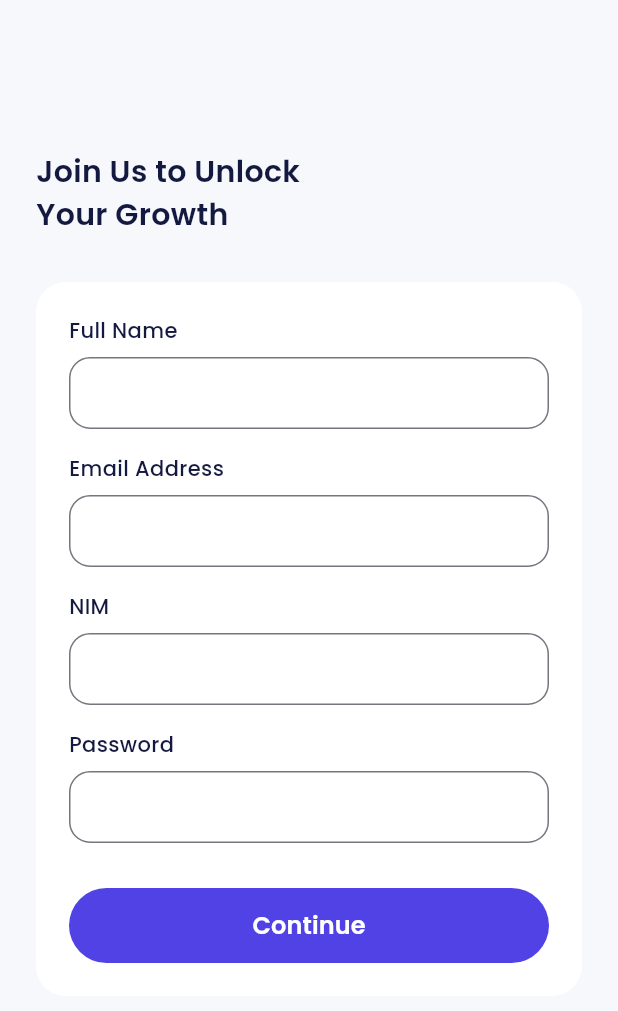
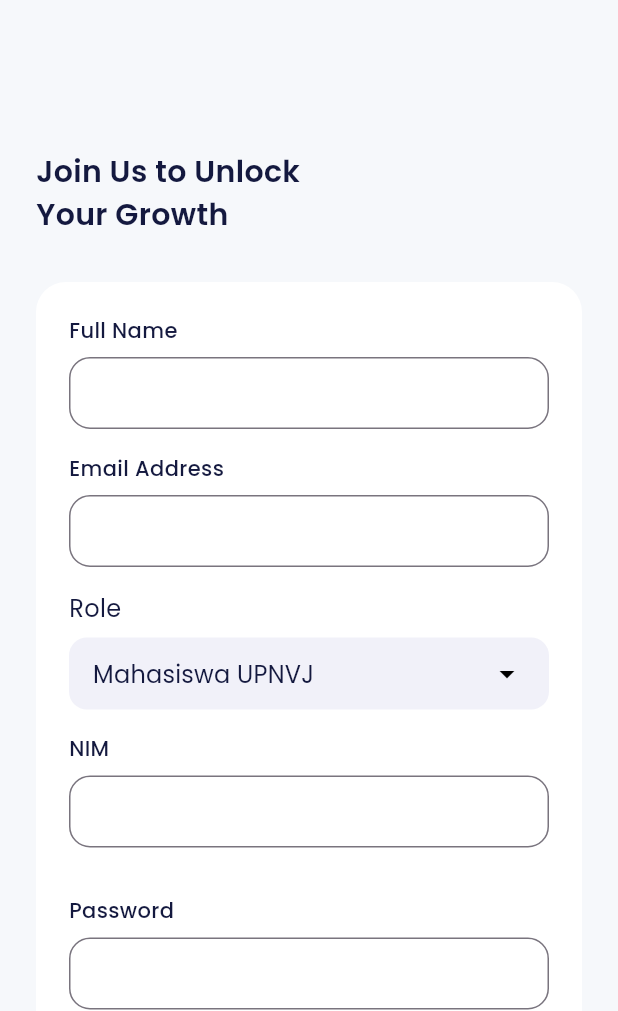
Before and after one commit to zvrendy/mobile-e-wallet, a Flutter app: the SignUpPage screen opened by its route, on a phone screen of 412 x 824 dp, the part 225-1236 px from its top. Run offline on Flutter 3.47's test engine with Material 3 defaults, Android fonts, the light colour scheme and no system bars; our stand-ins replace another_flushbar, bloc, carousel_slider, dartz, equatable, flutter_bloc and 4 more; accounts and stored records are empty.

Commit message:
roleId error

```diff
--- a/lib/blocs/auth/auth_bloc.dart
+++ b/lib/blocs/auth/auth_bloc.dart
@@ -52,7 +52,7 @@ class AuthBloc extends Bloc<AuthEvent, AuthState> {
       if (event is AuthRegister) {
         try {
           emit(AuthLoading());
-
+          print(event.data);
           final res = await AuthService().register(event.data);
 
           emit(AuthSuccess(res));
--- a/lib/models/sign_up_form_model.dart
+++ b/lib/models/sign_up_form_model.dart
@@ -7,9 +7,31 @@ class SignUpFormModel {
   final String? pin;
   final String? profilePicture;
   final String? ktp;
-  final String? id;
-  final String? roleId;
+  final int roleId;
   final String? nim;
+
+  // roles from API
+  static const Map<int, String> roles = {
+    1: 'admin',
+    2: 'upnvj_student',
+    3: 'general',
+    4: 'high_school_student',
+  };
+
+  static dynamic getRoleDisplayName(dynamic roleName) {
+    switch (roleName) {
+      case 'admin':
+        return 'Admin';
+      case 'upnvj_student':
+        return 'Mahasiswa UPNVJ';
+      case 'general':
+        return 'Umum';
+      case 'high_school_student':
+        return 'Siswa SMA';
+      default:
+        return roleName;
+    }
+  }
 
   SignUpFormModel({
     required this.name,
@@ -18,10 +40,8 @@ class SignUpFormModel {
     this.pin,
     this.profilePicture,
     this.ktp,
-    this.id,
-    this.roleId,
+    required this.roleId,
     this.nim,
-
   });
 
   Map<String, dynamic> toJson() {
@@ -31,12 +51,23 @@ class SignUpFormModel {
       'password': password,
       'pin': pin,
       'profile_picture': profilePicture,
-      'ktp': ktp ,
-      'id': id,
-      'role_id':roleId,
-      'nim':nim,
+      'ktp': ktp,
+      'role_id': roleId.toString(),
+      'nim': nim,
+    };
+  }
 
-    };
+  factory SignUpFormModel.fromJson(Map<String, dynamic> json) {
+    return SignUpFormModel(
+      name: json['name'] as String,
+      email: json['email'] as String?,
+      password: json['password'] as String?,
+      pin: json['pin'] as String?,
+      profilePicture: json['profile_picture'] as String?,
+      ktp: json['ktp'] as String?,
+      roleId: json['role_id'],
+      nim: json['nim'] as String?,
+    );
   }
 
   SignUpFormModel copyWith({
@@ -46,10 +77,8 @@ class SignUpFormModel {
     String? pin,
     String? profilePicture,
     String? ktp,
-    String? roleId,
+    int? roleId,
     String? nim,
-
-
   }) =>
       SignUpFormModel(
         name: name ?? this.name,
@@ -60,10 +89,7 @@ class SignUpFormModel {
         ktp: ktp ?? this.ktp,
         roleId: roleId ?? this.roleId,
         nim: nim ?? this.nim,
-
-
       );
-
 
   //auth
   //     factory SignUpFormModel.fromJson(String str) =>
@@ -83,5 +109,4 @@ class SignUpFormModel {
   //       "email": email,
   //       "password": password,
   //     };
-
 }
--- a/lib/services/auth_service.dart
+++ b/lib/services/auth_service.dart
@@ -9,7 +9,7 @@ import 'package:http/http.dart' as http;
 import 'package:dartz/dartz.dart';
 
 class AuthService {
-  final String baseUrl = 'https://bwabank.my.id/api';
+  final String baseUrl = 'http://10.0.2.2:8000';
 
   Future<bool> checkEmail(String email) async {
     try {
@@ -36,7 +36,7 @@ class AuthService {
     try {
       final res = await http.post(
         Uri.parse(
-          '$baseUrl/register',
+          '$baseUrl/user/register',
         ),
         body: data.toJson(),
       );
@@ -64,7 +64,7 @@ class AuthService {
     try {
       final res = await http.post(
         Uri.parse(
-          '$baseUrl/login',
+          '$baseUrl/user/login',
         ),
         body: data.toJson(),
       );
--- a/lib/services/tips_service.dart
+++ b/lib/services/tips_service.dart
@@ -5,7 +5,7 @@ import 'package:bank_sha_rafi/services/auth_service.dart';
 import 'package:http/http.dart' as http;
 
 class TipsService {
-  final String baseUrl = 'https://bwabank.my.id/api';
+  final String baseUrl = 'http://10.0.2.2:8000';
 
   Future<List<TipsModel>> getTips() async {
     try {
--- a/lib/services/transaction_service.dart
+++ b/lib/services/transaction_service.dart
@@ -8,7 +8,7 @@ import 'package:bank_sha_rafi/services/auth_service.dart';
 import 'package:http/http.dart' as http;
 
 class TransactionService {
-  final String baseUrl = 'https://bwabank.my.id/api';
+  final String baseUrl = 'http://10.0.2.2:8000';
 
   Future<List<PaymentMethodModel>> getPaymentMethods() async {
     try {
--- a/lib/services/user_service.dart
+++ b/lib/services/user_service.dart
@@ -5,8 +5,7 @@ import 'package:bank_sha_rafi/services/auth_service.dart';
 import 'package:http/http.dart' as http;
 
 class UserService {
-  final String baseUrl = 'https://bwabank.my.id/api';
-
+  final String baseUrl = 'http://10.0.2.2:8000';
 
   Future<List<UserModel>> getUsersByUsername(String username) async {
     try {
--- a/lib/services/wallet_service.dart
+++ b/lib/services/wallet_service.dart
@@ -4,7 +4,7 @@ import 'package:bank_sha_rafi/services/auth_service.dart';
 import 'package:http/http.dart' as http;
 
 class WalletService {
-  final String baseUrl = 'https://bwabank.my.id/api';
+  final String baseUrl = 'http://10.0.2.2:8000';
 
   Future<void> updatePin(String oldPin, String newPin) async {
     try {
--- a/lib/ui/pages/sign_up_page.dart
+++ b/lib/ui/pages/sign_up_page.dart
@@ -21,15 +21,75 @@ class _SignUpPageState extends State<SignUpPage> {
   final emailController = TextEditingController(text: '');
   final passwordController = TextEditingController(text: '');
   final nimController = TextEditingController(text: '');
+  int? selectRoleId = 2;
 
   bool validate() {
     if (nameController.text.isEmpty ||
         emailController.text.isEmpty ||
-        passwordController.text.isEmpty ||
-        nimController.text.isEmpty) {
+        passwordController.text.isEmpty) {
+      return false;
+    }
+    if (selectRoleId == 2 && nimController.text.isEmpty) {
       return false;
     }
     return true;
+  }
+
+  Widget _buildRoleDropdown() {
+    return Column(
+      crossAxisAlignment: CrossAxisAlignment.start,
+      children: [
+        Text(
+          'Role',
+          style: blackTextStyle.copyWith(
+            fontSize: 16,
+            fontWeight: regular,
+          ),
+        ),
+        const SizedBox(
+          height: 8,
+        ),
+        Container(
+          width: double.infinity,
+          padding: const EdgeInsets.symmetric(
+            horizontal: 16,
+          ),
+          decoration: BoxDecoration(
+            color: lightGreyColor,
+            borderRadius: BorderRadius.circular(12),
+          ),
+          child: DropdownButtonHideUnderline(
+            child: DropdownButton<int>(
+              value: selectRoleId,
+              items: SignUpFormModel.roles.entries
+                  .map(
+                    (e) => DropdownMenuItem<int>(
+                      value: e.key,
+                      child: Text(
+                        SignUpFormModel.getRoleDisplayName(e.value),
+                        style: blackTextStyle.copyWith(
+                          fontSize: 16,
+                          fontWeight: regular,
+                        ),
+                      ),
+                    ),
+                  )
+                  .toList(),
+              onChanged: (int? value) {
+                if (value != null) {
+                  setState(() {
+                    selectRoleId = value;
+                  });
+                }
+              },
+              isExpanded: true,
+              icon: const Icon(Icons.arrow_drop_down, color: Colors.black),
+              dropdownColor: lightGreyColor,
+            ),
+          ),
+        ),
+      ],
+    );
   }
 
   @override
@@ -47,6 +107,7 @@ class _SignUpPageState extends State<SignUpPage> {
                     email: emailController.text,
                     password: passwordController.text,
                     nim: nimController.text,
+                    roleId: selectRoleId?.toInt() ?? 2,
                     pin: '',
                   ),
                 ),
@@ -117,10 +178,17 @@ class _SignUpPageState extends State<SignUpPage> {
                     const SizedBox(
                       height: 16,
                     ),
-                    CustomFormField(
-                      title: 'NIM',
-                      controller: nimController,
+                    _buildRoleDropdown(),
+                    const SizedBox(
+                      height: 16,
                     ),
+                    if (selectRoleId == 2) ...[
+                      CustomFormField(
+                        title: 'NIM',
+                        controller: nimController,
+                      ),
+                      const SizedBox(height: 16),
+                    ],
                     const SizedBox(
                       height: 16,
                     ),
```
Also changed, not shown: lib/shared/helpers.dart (+10 -1 lines), lib/ui/pages/sign_up_set_ktp_page.dart (+0 -9 lines), lib/ui/pages/sign_up_set_profile_page.dart (+7 -7 lines).
